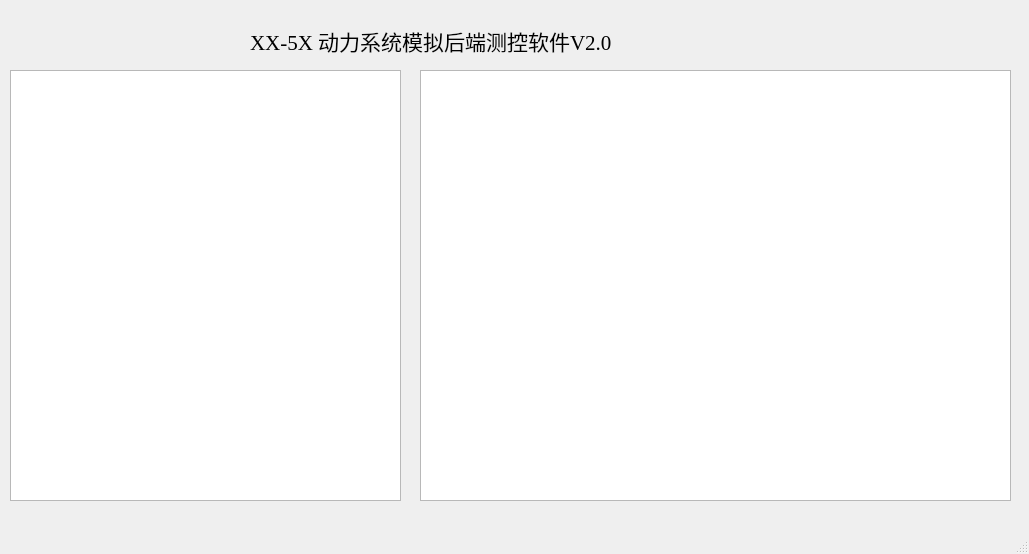
This is BackSimulate.ui in MengdiXie/BackSimulate as Qt 5 draws it before an edit. The edited form follows.
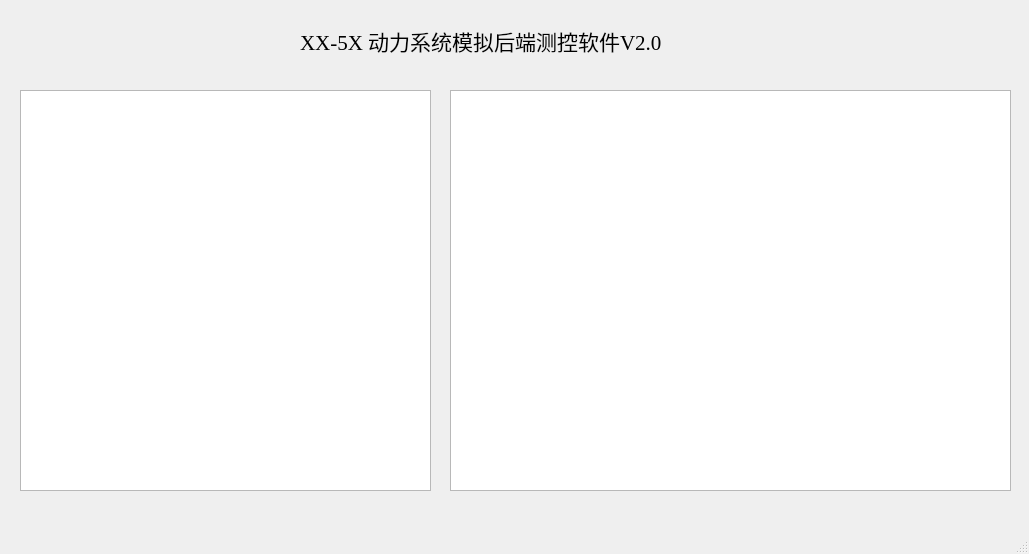
This is the edited form.

Patch:
```diff
--- a/BackSimulate.ui
+++ b/BackSimulate.ui
@@ -14,30 +14,10 @@
    <string>MainWindow</string>
   </property>
   <widget class="QWidget" name="centralwidget">
-   <widget class="QListView" name="listView_cmd">
-    <property name="geometry">
-     <rect>
-      <x>10</x>
-      <y>70</y>
-      <width>391</width>
-      <height>431</height>
-     </rect>
-    </property>
-   </widget>
-   <widget class="QListView" name="listView_data">
-    <property name="geometry">
-     <rect>
-      <x>420</x>
-      <y>70</y>
-      <width>591</width>
-      <height>431</height>
-     </rect>
-    </property>
-   </widget>
    <widget class="QLabel" name="label">
     <property name="geometry">
      <rect>
-      <x>250</x>
+      <x>300</x>
       <y>20</y>
       <width>371</width>
       <height>41</height>
@@ -53,6 +33,26 @@
      <string>XX-5X 动力系统模拟后端测控软件V2.0</string>
     </property>
    </widget>
+   <widget class="QTableView" name="tableView_cmd">
+    <property name="geometry">
+     <rect>
+      <x>20</x>
+      <y>90</y>
+      <width>411</width>
+      <height>401</height>
+     </rect>
+    </property>
+   </widget>
+   <widget class="QTableView" name="tableView_2">
+    <property name="geometry">
+     <rect>
+      <x>450</x>
+      <y>90</y>
+      <width>561</width>
+      <height>401</height>
+     </rect>
+    </property>
+   </widget>
   </widget>
   <widget class="QMenuBar" name="menubar">
    <property name="geometry">
```
